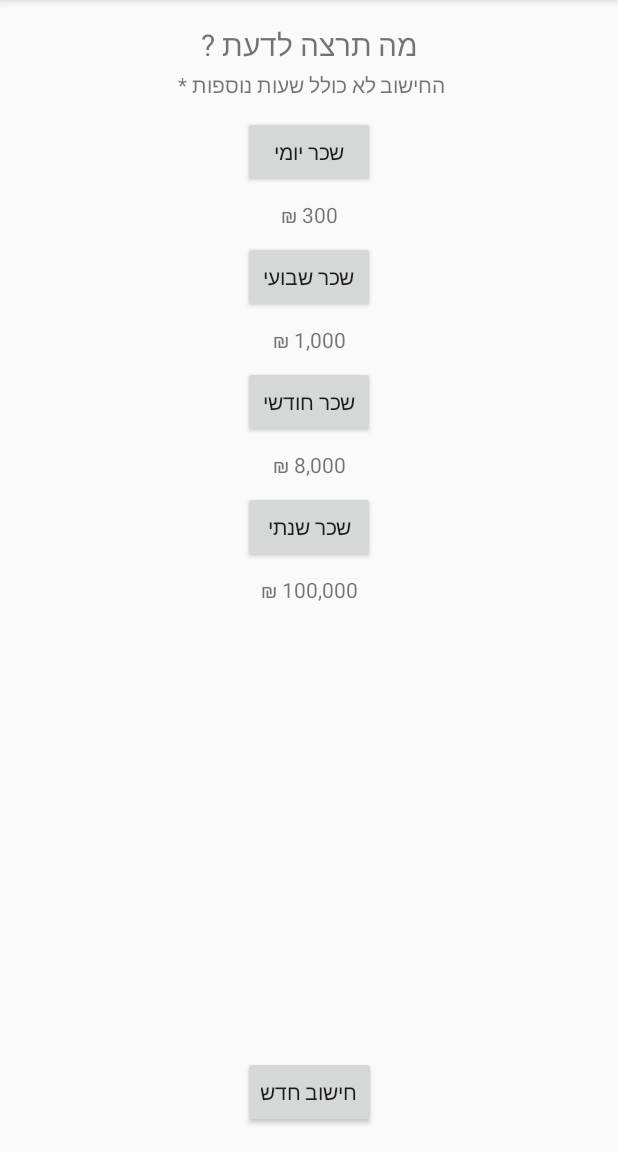
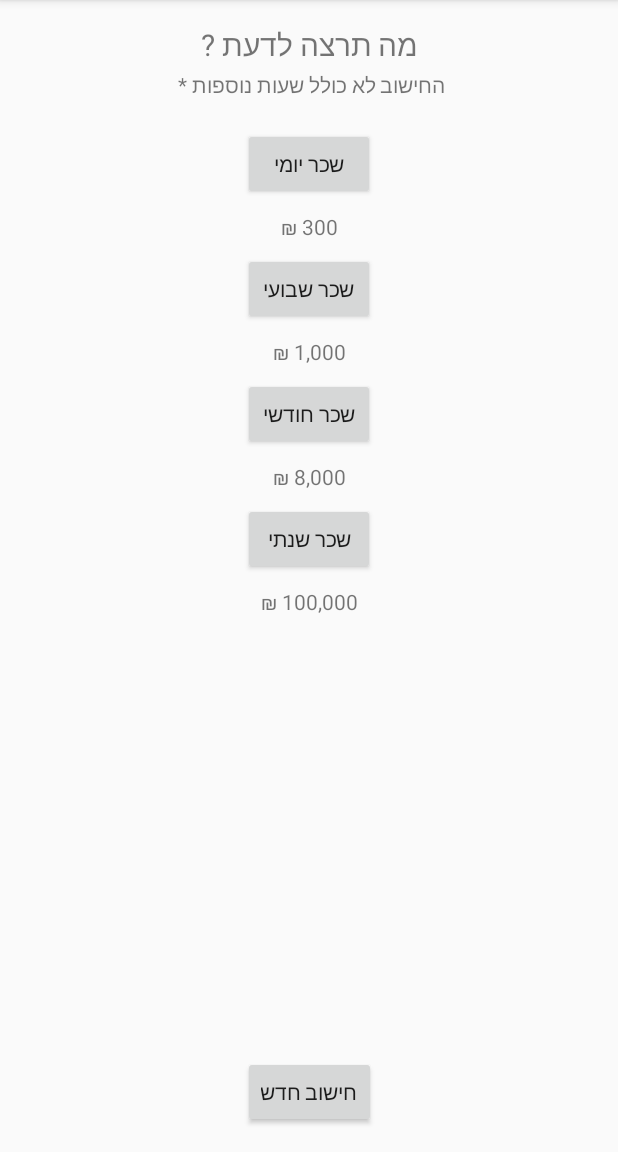
Before and after one commit to tonygorb/Wagie, an Android app: the fragment SecondFragment shown on its own in the app's theme, on a phone screen of 412 x 824 dp, the part 84-1236 px from its top. Run offline under Robolectric (Android 15) with nearby library versions, the phone set to English and light mode, and no system bars.

Commit message:
XML bug fix

```diff
--- a/app/src/main/res/layout/fragment_second.xml
+++ b/app/src/main/res/layout/fragment_second.xml
@@ -67,10 +67,11 @@
             android:layout_height="wrap_content"
             android:layout_marginEnd="8dp"
             android:layout_marginStart="8dp"
+            android:layout_marginTop="8dp"
             android:text="שכר יומי"
             app:layout_constraintEnd_toEndOf="parent"
             app:layout_constraintStart_toStartOf="parent"
-            tools:layout_editor_absoluteY="16dp" />
+            app:layout_constraintTop_toTopOf="parent" />
 
         <TextView
             android:id="@+id/daily_result"
```
